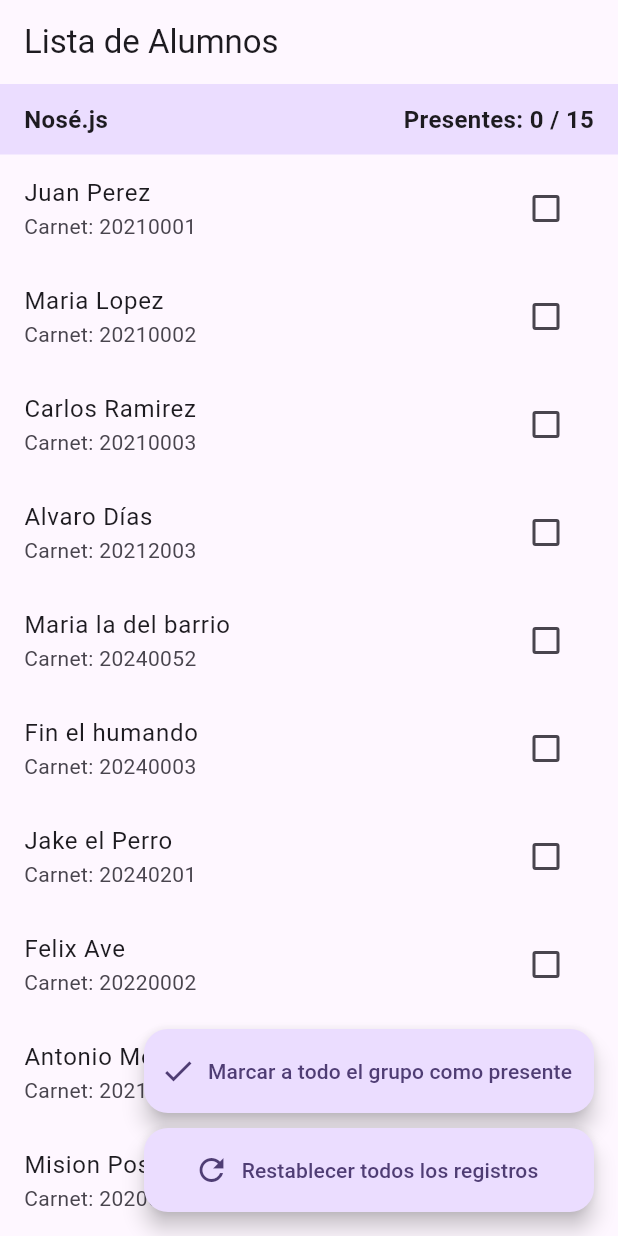
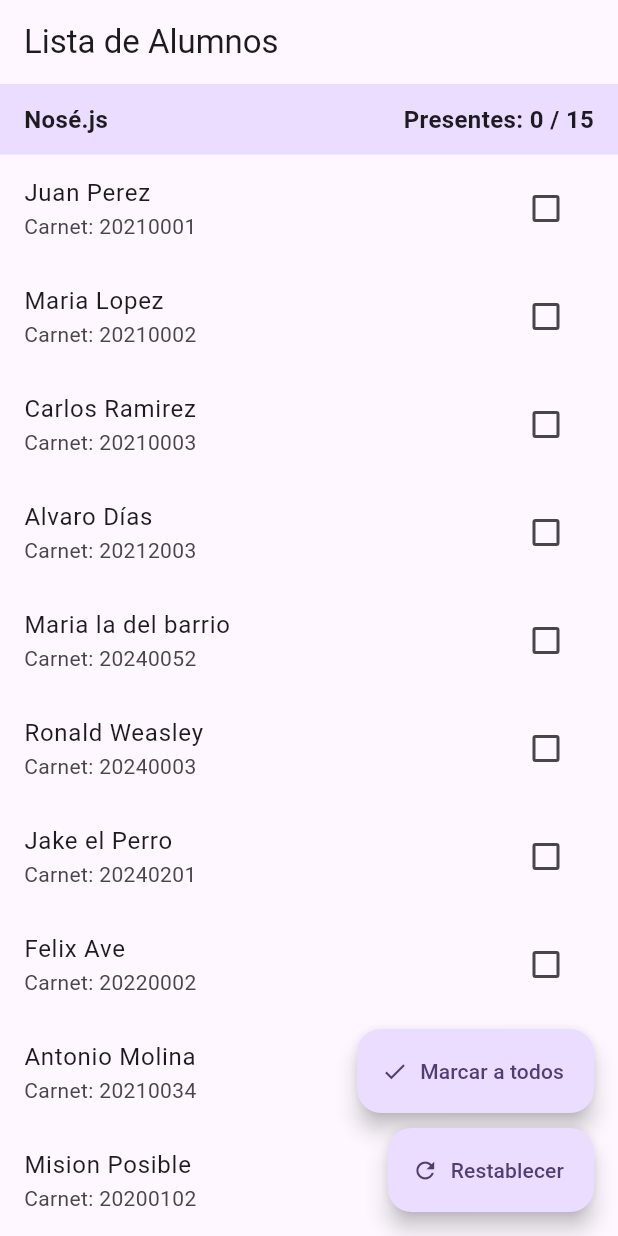
Before and after one commit to TheAlejo999/Laboratorio_1_Apps, a Flutter app: the screen it shows after launch, on a phone screen of 412 x 824 dp. Run offline on Flutter 3.47's test engine with Material 3 defaults, Android fonts, the phone set to English and light mode, and no system bars.

Commit message:
correccion visual

```diff
--- a/laboratorio1/lib/main.dart
+++ b/laboratorio1/lib/main.dart
@@ -32,17 +32,13 @@ class Alumno {
 }
 
 // Datos de los alumnos
-List<Alumno> alumnos = [
+final List<Alumno> alumnos = [
   Alumno(nombre: 'Juan Perez', carnet: '20210001', estadoInicial: false),
   Alumno(nombre: 'Maria Lopez', carnet: '20210002', estadoInicial: false),
   Alumno(nombre: 'Carlos Ramirez', carnet: '20210003', estadoInicial: false),
   Alumno(nombre: 'Alvaro Días', carnet: '20212003', estadoInicial: false),
-  Alumno(
-    nombre: 'Maria la del barrio',
-    carnet: '20240052',
-    estadoInicial: false,
-  ),
-  Alumno(nombre: 'Fin el humando', carnet: '20240003', estadoInicial: false),
+  Alumno(nombre: 'Maria la del barrio', carnet: '20240052', estadoInicial: false),
+  Alumno(nombre: 'Ronald Weasley', carnet: '20240003', estadoInicial: false),
   Alumno(nombre: 'Jake el Perro', carnet: '20240201', estadoInicial: false),
   Alumno(nombre: 'Felix Ave', carnet: '20220002', estadoInicial: false),
   Alumno(nombre: 'Antonio Molina', carnet: '20210034', estadoInicial: false),
@@ -51,7 +47,7 @@ List<Alumno> alumnos = [
   Alumno(nombre: 'Paco PocaSangre', carnet: '20211201', estadoInicial: false),
   Alumno(nombre: 'Maria Antonieta', carnet: '20222202', estadoInicial: false),
   Alumno(nombre: 'Pablo Escobar', carnet: '20211903', estadoInicial: false),
-  Alumno(nombre: 'Escubi Duh', carnet: '20251923', estadoInicial: false),
+  Alumno(nombre: 'Harry Potter', carnet: '20251923', estadoInicial: false),
 ];
 
 // Widget independiente para cada alumno
@@ -135,10 +131,9 @@ class _ListaAlumnosScreenState extends State<ListaAlumnosScreen> {
       ),
       floatingActionButton: Column(
         mainAxisSize: MainAxisSize.min,
+        crossAxisAlignment: CrossAxisAlignment.end,
         children: [
-          SizedBox(
-            width: 300,
-            child: FloatingActionButton.extended(
+            FloatingActionButton.extended(
               onPressed: () {
                 setState(() {
                   for (final alumno in alumnos) {
@@ -148,15 +143,13 @@ class _ListaAlumnosScreenState extends State<ListaAlumnosScreen> {
                   }
                 });
               },
-              icon: const Icon(Icons.check),
-              label: const Text('Marcar a todo el grupo como presente'),
+              icon: const Icon(Icons.check, size: 18),
+              label: const Text('Marcar a todos'),
             ),
-          ),
 
           const SizedBox(height: 10),
-          SizedBox(
-            width: 300,
-            child: FloatingActionButton.extended(
+
+            FloatingActionButton.extended(
               onPressed: () {
                 setState(() {
                   for (final alumno in alumnos) {
@@ -164,10 +157,9 @@ class _ListaAlumnosScreenState extends State<ListaAlumnosScreen> {
                   }
                 });
               },
-              icon: const Icon(Icons.refresh),
-              label: const Text('Restablecer todos los registros'),
+              icon: const Icon(Icons.refresh, size: 18),
+              label: const Text('Restablecer'),
             ),
-          ),
         ],
       ),
     );
```
